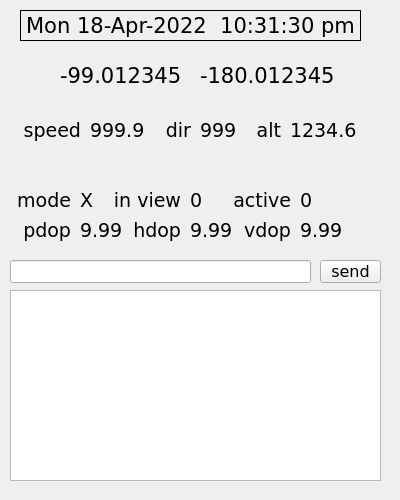
The window that Qt/gps/BasicDisplay.ui (bradselb/examples) describes before a commit, drawn with Qt 5.
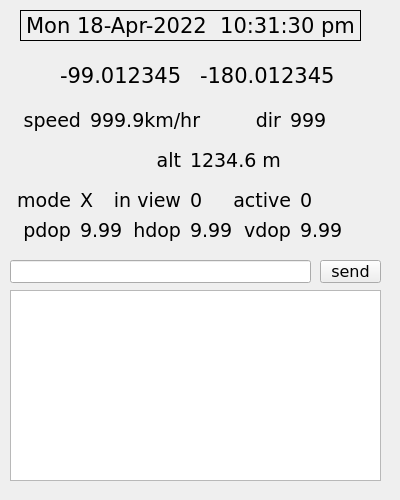
The same window after the commit.

Commit message: add toolbar functionality

Diff of the .ui file:
```diff
--- a/Qt/gps/BasicDisplay.ui
+++ b/Qt/gps/BasicDisplay.ui
@@ -70,9 +70,9 @@
   <widget class="QLabel" name="altitude">
    <property name="geometry">
     <rect>
-     <x>290</x>
-     <y>120</y>
-     <width>71</width>
+     <x>190</x>
+     <y>150</y>
+     <width>121</width>
      <height>21</height>
     </rect>
    </property>
@@ -82,7 +82,7 @@
     </font>
    </property>
    <property name="text">
-    <string>1234.6</string>
+    <string>1234.6 m</string>
    </property>
    <property name="alignment">
     <set>Qt::AlignLeading|Qt::AlignLeft|Qt::AlignVCenter</set>
@@ -137,8 +137,8 @@
   <widget class="QLabel" name="label_1">
    <property name="geometry">
     <rect>
-     <x>250</x>
-     <y>120</y>
+     <x>150</x>
+     <y>150</y>
      <width>31</width>
      <height>21</height>
     </rect>
@@ -263,8 +263,8 @@
   <widget class="QLabel" name="label_8">
    <property name="geometry">
     <rect>
-     <x>160</x>
-     <y>120</y>
+     <x>250</x>
+     <y>110</y>
      <width>31</width>
      <height>21</height>
     </rect>
@@ -285,7 +285,7 @@
    <property name="geometry">
     <rect>
      <x>20</x>
-     <y>120</y>
+     <y>110</y>
      <width>61</width>
      <height>21</height>
     </rect>
@@ -305,8 +305,8 @@
   <widget class="QLabel" name="direction">
    <property name="geometry">
     <rect>
-     <x>200</x>
-     <y>120</y>
+     <x>290</x>
+     <y>110</y>
      <width>41</width>
      <height>21</height>
     </rect>
@@ -324,8 +324,8 @@
    <property name="geometry">
     <rect>
      <x>90</x>
-     <y>120</y>
-     <width>61</width>
+     <y>110</y>
+     <width>131</width>
      <height>21</height>
     </rect>
    </property>
@@ -335,7 +335,7 @@
     </font>
    </property>
    <property name="text">
-    <string>999.9</string>
+    <string>999.9km/hr</string>
    </property>
    <property name="alignment">
     <set>Qt::AlignLeading|Qt::AlignLeft|Qt::AlignVCenter</set>
```
The commit also changes 6 other files.
